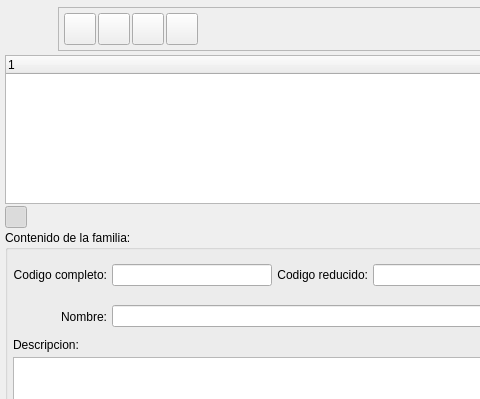
eboladev/Bulmages-1, file bulmages/bulmafact/plugins/pluginbf_minicontabilidad/partidasbase.ui: the form before one commit; both pictures show x 0 to 480 and y 0 to 399 of the 690 by 548 pixel window.
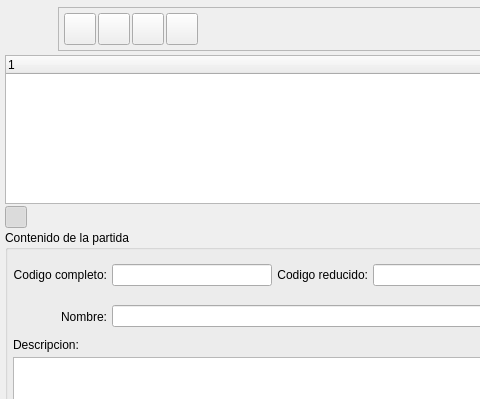
The form after the commit. Icons and pictures are not drawn.

Commit message: Arreglo las partidas de minicontabilidad para que sean jerarquicas

```diff
--- a/bulmages/bulmafact/plugins/pluginbf_minicontabilidad/partidasbase.ui
+++ b/bulmages/bulmafact/plugins/pluginbf_minicontabilidad/partidasbase.ui
@@ -316,7 +316,7 @@
    <item>
     <widget class="QGroupBox" name="groupBox1">
      <property name="title">
-      <string>Contenido de la familia:</string>
+      <string>Contenido de la partida</string>
      </property>
      <layout class="QGridLayout">
       <property name="margin">
```
Left out of the diff: 30 changed lines with no effect on the pictures. The commit also changes 7 other files.
